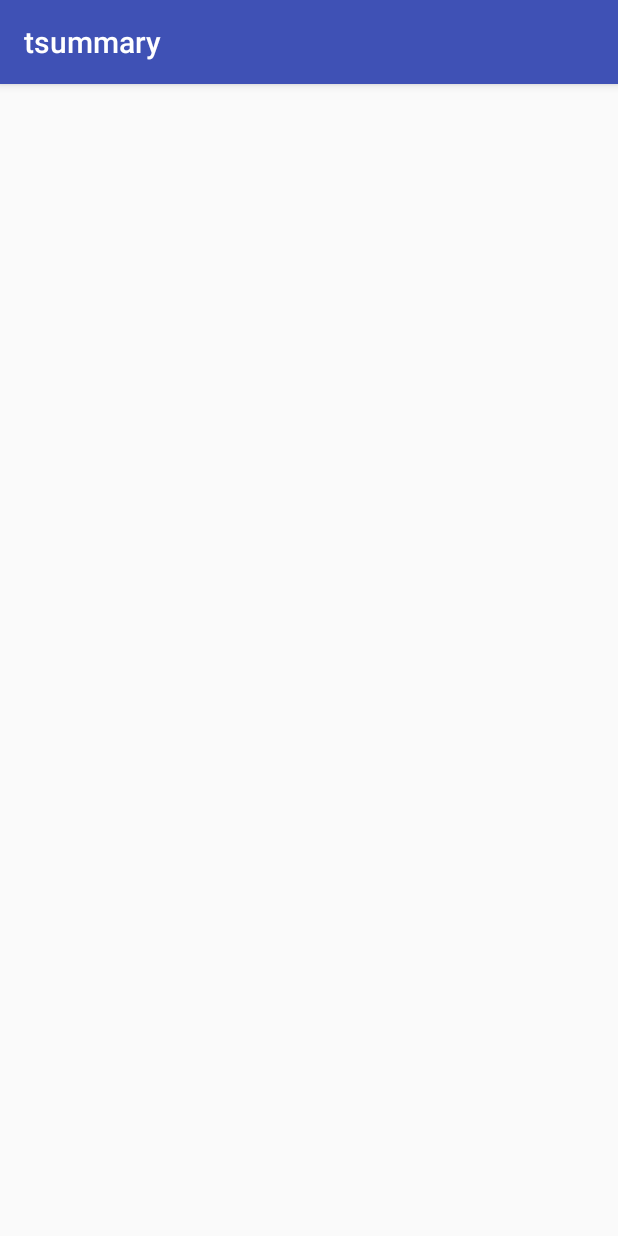
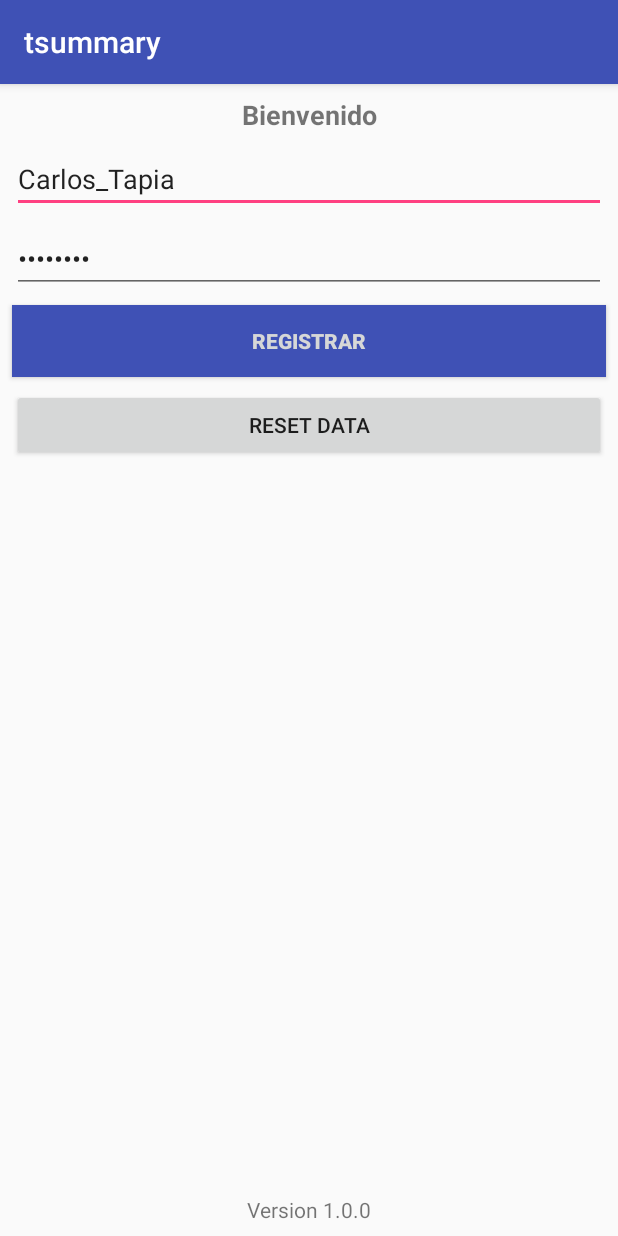
Before and after one commit to ctm002/tsummaryDroid, an Android app: the screen it shows after launch (MainActivity before the commit, RegistrarCuentaActivity after it), on a phone screen of 412 x 824 dp. Run offline under Robolectric (Android 15) with nearby library versions, the phone set to English and light mode, and no system bars.

Commit message:
Se crea interfaz de usuario que permite el registro del usuario

```diff
--- a/app/src/main/java/cl/cariola/tsummary/ListHorasAdapter.kt
+++ b/app/src/main/java/cl/cariola/tsummary/ListHorasAdapter.kt
@@ -19,7 +19,7 @@ class ListHorasAdapter(val items: List<RegistroHora>, context: Context) : Recycl
         return ViewHolderRegistroHoras(view).listen { pos, type ->
             val item = mItems.get(pos)
             Log.d("Selected items", "${item.mCorrelativo}")
-            val intent = Intent(this.mContext, RegistrarHorasActivity:: class.java)
+            val intent = Intent(this.mContext, RegistrarHoraActivity:: class.java)
             this.mContext.startActivity(intent)
         }
     }
--- a/app/src/main/java/cl/cariola/tsummary/MainActivity.kt
+++ /dev/null
@@ -1,43 +0,0 @@
-package cl.cariola.tsummary
-import android.support.v7.app.AppCompatActivity
-import android.os.Bundle
-import android.os.StrictMode
-import android.support.v7.widget.LinearLayoutManager
-import android.support.v7.widget.RecyclerView
-import cl.cariola.tsummary.business.controllers.AutentificarController
-import cl.cariola.tsummary.business.controllers.ProyectoController
-
-
-class MainActivity : AppCompatActivity(), AsyncResponse {
-
-    override fun onCreate(savedInstanceState: Bundle?) {
-
-        super.onCreate(savedInstanceState)
-        setContentView(R.layout.activity_main)
-
-        //loadData()
-        val recyclerView = findViewById<RecyclerView>(R.id.recycler_view_horas)
-        recyclerView.layoutManager = LinearLayoutManager(this)
-        val proyectoController = ProyectoController(this)
-
-
-        val dateFormat = java.text.SimpleDateFormat("yyyy-MM-dd")
-        val date = dateFormat.parse("2018-05-02")
-        val items = proyectoController.getListHorasByCodigoAndFecha(20, date)
-
-        val adapter = ListHorasAdapter(items, this)
-        recyclerView.adapter = adapter
-    }
-
-    override fun send(data: Any)
-    {
-
-    }
-
-    fun loadData(){
-        val policy =  StrictMode.ThreadPolicy.Builder().permitAll().build()
-        StrictMode.setThreadPolicy(policy)
-        val autentificar = AutentificarController(this)
-        autentificar.registrar("863166032574597", "Carlos_Tapia", "Car.2711")
-    }
-}
--- /dev/null
+++ b/app/src/main/java/cl/cariola/tsummary/RegistrarCuentaActivity.kt
@@ -0,0 +1,120 @@
+package cl.cariola.tsummary
+
+import android.app.ProgressDialog
+import android.content.Context
+import android.content.Intent
+import android.os.AsyncTask
+import android.os.Bundle
+import android.support.v7.app.AppCompatActivity
+import android.widget.Button
+import android.widget.EditText
+import cl.cariola.tsummary.business.controllers.AutentificarController
+import cl.cariola.tsummary.business.controllers.ProyectoController
+
+class RegistrarCuentaActivity: AppCompatActivity()
+{
+    lateinit var editTxtUserName : EditText
+    lateinit var editTxtPassword : EditText
+    lateinit var btnRegistrar : Button
+    lateinit var btnResetData : Button
+    lateinit var _context: Context
+
+    override fun onCreate(savedInstanceState: Bundle?)
+    {
+        super.onCreate(savedInstanceState)
+        setContentView(R.layout.activity_registrar_cuenta)
+
+        editTxtUserName = findViewById(R.id.editTxtUserName)
+        editTxtPassword = findViewById(R.id.editTxtPassword)
+        editTxtUserName.setText("Carlos_Tapia")
+        editTxtPassword.setText("Car.2711")
+
+        btnRegistrar = findViewById(R.id.btnRegistrar)
+        btnResetData = findViewById(R.id.btnResetData)
+
+        this._context = this
+
+        btnResetData.setOnClickListener{
+            this.resetData()
+        }
+
+        btnRegistrar.setOnClickListener {
+            this.initial()
+        }
+    }
+
+    fun initial()
+    {
+        var task = RegistrarCuenta()
+        task.messages ="Descargando datos..."
+        task.actions = Acciones.INITIAL
+        task.execute()
+    }
+
+    fun resetData()
+    {
+        var task = RegistrarCuenta()
+        task.messages ="Eliminando datos..."
+        task.actions = Acciones.ELIMINAR_TODO
+        task.execute()
+    }
+
+    enum class Acciones(val value : Int)
+    {
+        ELIMINAR_TODO(0),
+        INITIAL(1);
+
+        companion object {
+            fun from(findValue: Int): Acciones = Acciones.values().first { it.value == findValue }
+        }
+    }
+
+    internal inner class RegistrarCuenta(): AsyncTask<Void, Void, String>()
+    {
+
+        lateinit var actions : Acciones
+        lateinit var messages : String
+        lateinit var progressDialog: ProgressDialog
+
+        override fun onPreExecute() {
+            super.onPreExecute()
+            progressDialog = ProgressDialog(_context)
+            progressDialog.setTitle(messages)
+            progressDialog.setCancelable(false)
+            progressDialog.show()
+        }
+
+        override fun doInBackground(vararg params: Void?): String {
+            if (NetWorkStatus.isNetworkAvailable(_context))
+            {
+                if (actions == Acciones.INITIAL)
+                {
+                    val autentificar = AutentificarController(_context)
+                    autentificar.registrar("863166032574597", editTxtUserName.text.toString(), editTxtPassword.text.toString())
+                    return "PASS"
+                }
+                else if (actions == Acciones.ELIMINAR_TODO)
+                {
+                    val controller = ProyectoController(_context)
+                    controller.resetData()
+                    return "NO"
+                }
+                return ""
+            }
+            else
+            {
+                return "SIN INTERNET"
+            }
+        }
+
+        override fun onPostExecute(result: String?) {
+            super.onPostExecute(result)
+            progressDialog.dismiss()
+            if (result != null && result == "PASS")
+            {
+                val intent = Intent(_context, SchedulerActivity:: class.java)
+                _context.startActivity(intent)
+            }
+        }
+    }
+}
--- a/app/src/main/java/cl/cariola/tsummary/business/controllers/AutentificarController.kt
+++ b/app/src/main/java/cl/cariola/tsummary/business/controllers/AutentificarController.kt
@@ -26,7 +26,7 @@ class AutentificarController(context: Context) : AsyncResponse  {
         {
             var db = DataBaseHandler(this.mContext!!)
             db.insertSesionLocal(sesion)
-            //val sesionDB = db.getById(sesion.usuario!!.id)
+            //val sesionDB = db.getSesionLocalById(sesion.usuario!!.id)
 
             val client = ApiClient()
             client.asyncResponse = this
--- a/app/src/main/java/cl/cariola/tsummary/data/ApiClient.kt
+++ b/app/src/main/java/cl/cariola/tsummary/data/ApiClient.kt
@@ -94,7 +94,8 @@ class ApiClient {
                 registro.mInicio = Hora(item.getInt("tim_horas"), item.getInt("tim_minutos"))
                 registro.mAsunto = item.getString("tim_asunto")
                 registro.mFechaInsert = format.parse(item.getString("tim_fecha_insert"))
-                registro.mEstado = if (item.getInt("nro_folio") > 0)  0 else 1
+                registro.mEstado = Estados.ANTIGUO
+                registro.mModificable = item.getInt("nro_folio") == 0
                 registro.mOffLine = false
                 registro.mAbogadoId = item.getInt("abo_id")
                 horas.add(registro)
--- /dev/null
+++ b/app/src/main/res/layout/activity_registrar_cuenta.xml
@@ -0,0 +1,107 @@
+<?xml version="1.0" encoding="utf-8"?>
+<android.support.constraint.ConstraintLayout
+    xmlns:android="http://schemas.android.com/apk/res/android"
+    xmlns:app="http://schemas.android.com/apk/res-auto"
+    xmlns:tools="http://schemas.android.com/tools"
+    android:layout_width="match_parent"
+    android:layout_height="match_parent">
+
+    <EditText
+        android:id="@+id/editTxtUserName"
+        android:layout_width="0dp"
+        android:layout_height="wrap_content"
+        android:layout_marginEnd="8dp"
+        android:layout_marginLeft="8dp"
+        android:layout_marginRight="8dp"
+        android:layout_marginStart="8dp"
+        android:layout_marginTop="8dp"
+        android:ems="10"
+        android:inputType="textPersonName"
+        android:text="Nombre de Usuario"
+        app:layout_constraintEnd_toEndOf="parent"
+        app:layout_constraintHorizontal_bias="0.0"
+        app:layout_constraintStart_toStartOf="parent"
+        app:layout_constraintTop_toBottomOf="@+id/textViewTitle" />
+
+    <EditText
+        android:id="@+id/editTxtPassword"
+        android:layout_width="0dp"
+        android:layout_height="wrap_content"
+        android:layout_marginEnd="8dp"
+        android:layout_marginLeft="8dp"
+        android:layout_marginRight="8dp"
+        android:layout_marginStart="8dp"
+        android:layout_marginTop="8dp"
+        android:ems="10"
+        android:inputType="textPassword"
+        android:text="Contraseña"
+        app:layout_constraintEnd_toEndOf="parent"
+        app:layout_constraintHorizontal_bias="0.0"
+        app:layout_constraintStart_toStartOf="parent"
+        app:layout_constraintTop_toBottomOf="@+id/editTxtUserName" />
+
+    <Button
+        android:id="@+id/btnRegistrar"
+        android:layout_width="0dp"
+        android:layout_height="wrap_content"
+        android:layout_marginEnd="8dp"
+        android:layout_marginLeft="8dp"
+        android:layout_marginRight="8dp"
+        android:layout_marginStart="8dp"
+        android:layout_marginTop="8dp"
+        android:background="@color/colorPrimary"
+        android:text="Registrar"
+        android:textColor="?attr/colorButtonNormal"
+        android:textStyle="bold"
+        app:layout_constraintEnd_toEndOf="parent"
+        app:layout_constraintHorizontal_bias="0.0"
+        app:layout_constraintStart_toStartOf="parent"
+        app:layout_constraintTop_toBottomOf="@+id/editTxtPassword" />
+
+    <Button
+        android:id="@+id/btnResetData"
+        android:layout_width="0dp"
+        android:layout_height="wrap_content"
+        android:layout_marginEnd="8dp"
+        android:layout_marginLeft="8dp"
+        android:layout_marginRight="8dp"
+        android:layout_marginStart="8dp"
+        android:layout_marginTop="8dp"
+        android:text="Reset data"
+        app:layout_constraintEnd_toEndOf="parent"
+        app:layout_constraintHorizontal_bias="0.0"
+        app:layout_constraintStart_toStartOf="parent"
+        app:layout_constraintTop_toBottomOf="@+id/btnRegistrar" />
+
+    <TextView
+        android:id="@+id/textViewTitle"
+        android:layout_width="0dp"
+        android:layout_height="wrap_content"
+        android:layout_marginEnd="8dp"
+        android:layout_marginLeft="8dp"
+        android:layout_marginRight="8dp"
+        android:layout_marginStart="8dp"
+        android:layout_marginTop="8dp"
+        android:gravity="center_horizontal"
+        android:text="Bienvenido"
+        android:textSize="18sp"
+        android:textStyle="bold"
+        app:layout_constraintEnd_toEndOf="parent"
+        app:layout_constraintHorizontal_bias="0.425"
+        app:layout_constraintStart_toStartOf="parent"
+        app:layout_constraintTop_toTopOf="parent" />
+
+    <TextView
+        android:id="@+id/txtViewNroVersion"
+        android:layout_width="wrap_content"
+        android:layout_height="wrap_content"
+        android:layout_marginBottom="8dp"
+        android:layout_marginEnd="8dp"
+        android:layout_marginLeft="8dp"
+        android:layout_marginRight="8dp"
+        android:layout_marginStart="8dp"
+        android:text="Version 1.0.0"
+        app:layout_constraintBottom_toBottomOf="parent"
+        app:layout_constraintEnd_toEndOf="parent"
+        app:layout_constraintStart_toStartOf="parent" />
+</android.support.constraint.ConstraintLayout>
--- a/app/src/main/res/layout/activity_main.xml
+++ b/app/src/main/res/layout/activity_scheduler.xml
@@ -4,18 +4,12 @@
     xmlns:tools="http://schemas.android.com/tools"
     android:layout_width="match_parent"
     android:layout_height="match_parent"
-    tools:context=".MainActivity">
+    tools:context=".SchedulerActivity">
 
     <android.support.v7.widget.RecyclerView
         android:id="@+id/recycler_view_horas"
         android:layout_width="0dp"
         android:layout_height="0dp"
-        android:layout_marginBottom="8dp"
-        android:layout_marginEnd="8dp"
-        android:layout_marginLeft="8dp"
-        android:layout_marginRight="8dp"
-        android:layout_marginStart="8dp"
-        android:layout_marginTop="8dp"
         app:layout_constraintBottom_toBottomOf="parent"
         app:layout_constraintEnd_toEndOf="parent"
         app:layout_constraintStart_toStartOf="parent"
--- a/app/src/main/res/values/colors.xml
+++ b/app/src/main/res/values/colors.xml
@@ -1,6 +1,6 @@
 <?xml version="1.0" encoding="utf-8"?>
 <resources>
-    <color name="colorPrimary">#3F51B5</color>
+    <color name="colorPrimary">#3f51b5</color>
     <color name="colorPrimaryDark">#303F9F</color>
     <color name="colorAccent">#FF4081</color>
 </resources>
```
Also changed, not shown: app/src/main/AndroidManifest.xml (+6 -5 lines), app/src/main/java/cl/cariola/tsummary/NetWorkStatus.kt (added, +13 -0 lines), app/src/main/java/cl/cariola/tsummary/RegistrarHoraActivity.kt (added, +104 -0 lines), app/src/main/java/cl/cariola/tsummary/RegistrarHorasActivity.kt (deleted, +0 -50 lines), app/src/main/java/cl/cariola/tsummary/SchedulerActivity.kt (added, +43 -0 lines), app/src/main/java/cl/cariola/tsummary/business/controllers/ProyectoController.kt (+43 -3 lines), app/src/main/java/cl/cariola/tsummary/business/entities/Estados.kt (added, +12 -0 lines), app/src/main/java/cl/cariola/tsummary/business/entities/RegistroHora.kt (+4 -6 lines), app/src/main/java/cl/cariola/tsummary/data/DataBaseHandler.kt (+63 -5 lines), app/src/main/res/layout/activity_registrar_hora.xml (renamed from app/src/main/res/layout/activity_registrar_horas.xml, +17 -22 lines), app/src/main/res/layout/activity_registrar_usuarios.xml (deleted, +0 -53 lines).
